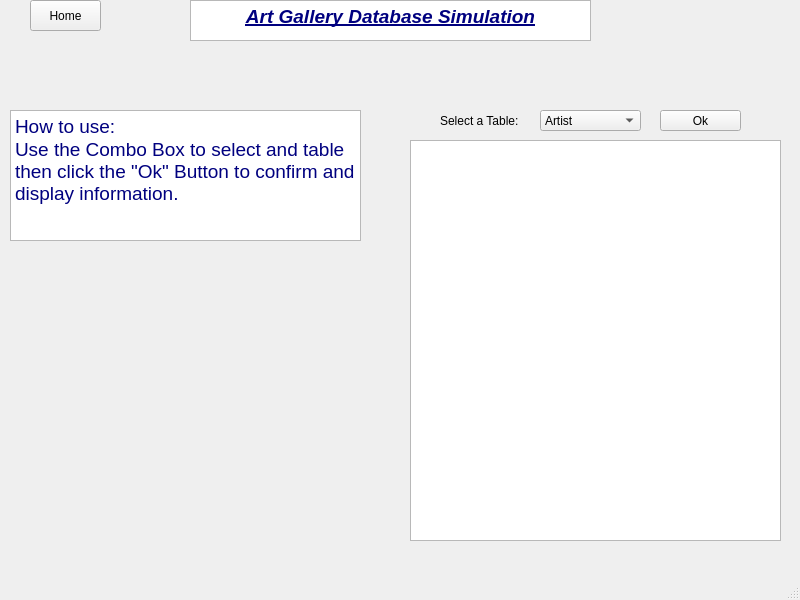
Old version of the form art_gallery.ui in the repository ChristopherMillones/CPSC332.
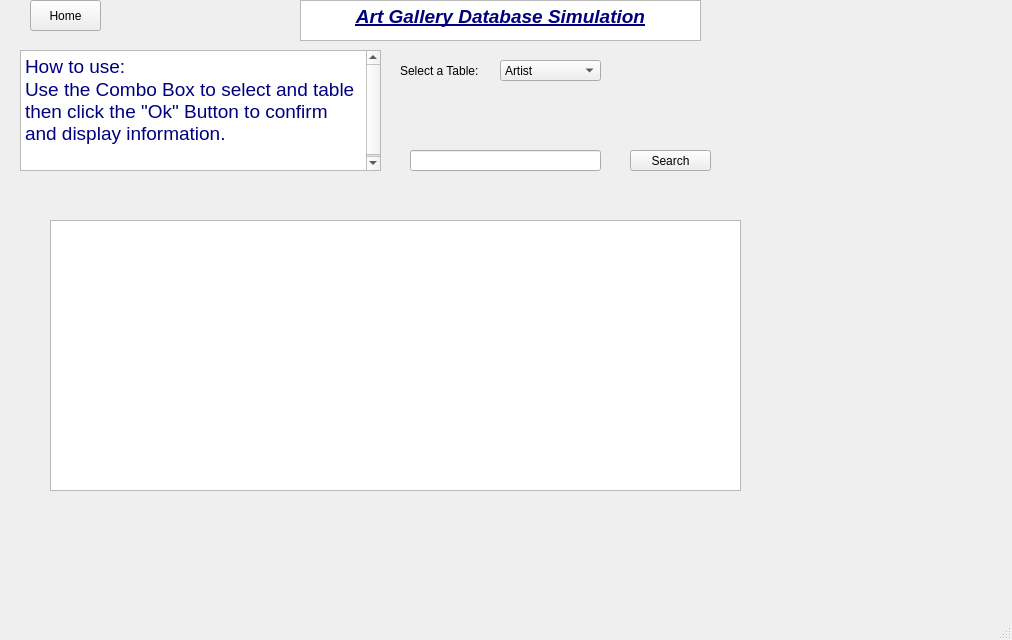
New version of the form. The open tabs and pages were chosen to show the change.

What changed in the file:
```diff
--- a/art_gallery.ui
+++ b/art_gallery.ui
@@ -6,8 +6,8 @@
    <rect>
     <x>0</x>
     <y>0</y>
-    <width>800</width>
-    <height>600</height>
+    <width>1012</width>
+    <height>640</height>
    </rect>
   </property>
   <property name="windowTitle">
@@ -19,8 +19,8 @@
      <rect>
       <x>10</x>
       <y>40</y>
-      <width>781</width>
-      <height>511</height>
+      <width>981</width>
+      <height>541</height>
      </rect>
     </property>
     <property name="currentIndex">
@@ -137,10 +137,107 @@
      <widget class="QTableWidget" name="table_widget_1">
       <property name="geometry">
        <rect>
-        <x>400</x>
+        <x>360</x>
         <y>100</y>
-        <width>371</width>
-        <height>401</height>
+        <width>621</width>
+        <height>391</height>
+       </rect>
+      </property>
+     </widget>
+    </widget>
+    <widget class="QWidget" name="select_record">
+     <widget class="QTextBrowser" name="textBrowser_4">
+      <property name="geometry">
+       <rect>
+        <x>10</x>
+        <y>10</y>
+        <width>361</width>
+        <height>121</height>
+       </rect>
+      </property>
+      <property name="html">
+       <string>&lt;!DOCTYPE HTML PUBLIC &quot;-//W3C//DTD HTML 4.0//EN&quot; &quot;http://www.w3.org/TR/REC-html40/strict.dtd&quot;&gt;
+&lt;html&gt;&lt;head&gt;&lt;meta name=&quot;qrichtext&quot; content=&quot;1&quot; /&gt;&lt;style type=&quot;text/css&quot;&gt;
+p, li { white-space: pre-wrap; }
+&lt;/style&gt;&lt;/head&gt;&lt;body style=&quot; font-family:'MS Shell Dlg 2'; font-size:8.25pt; font-weight:400; font-style:normal;&quot;&gt;
+&lt;p style=&quot; margin-top:0px; margin-bottom:0px; margin-left:0px; margin-right:0px; -qt-block-indent:0; text-indent:0px;&quot;&gt;&lt;span style=&quot; font-size:14pt; color:#00007f;&quot;&gt;How to use:&lt;/span&gt;&lt;/p&gt;
+&lt;p style=&quot; margin-top:0px; margin-bottom:0px; margin-left:0px; margin-right:0px; -qt-block-indent:0; text-indent:0px;&quot;&gt;&lt;span style=&quot; font-size:14pt; color:#00007f;&quot;&gt;Use the Combo Box to select and table then click the &amp;quot;Ok&amp;quot; Button to confirm and display information.&lt;/span&gt;&lt;/p&gt;
+&lt;p style=&quot;-qt-paragraph-type:empty; margin-top:0px; margin-bottom:0px; margin-left:0px; margin-right:0px; -qt-block-indent:0; text-indent:0px; font-size:14pt; color:#00007f;&quot;&gt;&lt;br /&gt;&lt;/p&gt;&lt;/body&gt;&lt;/html&gt;</string>
+      </property>
+     </widget>
+     <widget class="QComboBox" name="table_select_2">
+      <property name="geometry">
+       <rect>
+        <x>490</x>
+        <y>20</y>
+        <width>101</width>
+        <height>21</height>
+       </rect>
+      </property>
+      <item>
+       <property name="text">
+        <string>Artist</string>
+       </property>
+      </item>
+      <item>
+       <property name="text">
+        <string>Art Shows</string>
+       </property>
+      </item>
+      <item>
+       <property name="text">
+        <string>Art Work</string>
+       </property>
+      </item>
+      <item>
+       <property name="text">
+        <string>Customer</string>
+       </property>
+      </item>
+     </widget>
+     <widget class="QLabel" name="label_2">
+      <property name="geometry">
+       <rect>
+        <x>390</x>
+        <y>20</y>
+        <width>81</width>
+        <height>21</height>
+       </rect>
+      </property>
+      <property name="text">
+       <string>Select a Table:</string>
+      </property>
+     </widget>
+     <widget class="QPushButton" name="ok_bttn_2">
+      <property name="geometry">
+       <rect>
+        <x>620</x>
+        <y>110</y>
+        <width>81</width>
+        <height>21</height>
+       </rect>
+      </property>
+      <property name="text">
+       <string>Search</string>
+      </property>
+     </widget>
+     <widget class="QTableWidget" name="table_widget_2">
+      <property name="geometry">
+       <rect>
+        <x>40</x>
+        <y>180</y>
+        <width>691</width>
+        <height>271</height>
+       </rect>
+      </property>
+     </widget>
+     <widget class="QLineEdit" name="lineEdit">
+      <property name="geometry">
+       <rect>
+        <x>400</x>
+        <y>110</y>
+        <width>191</width>
+        <height>21</height>
        </rect>
       </property>
      </widget>
@@ -149,7 +246,7 @@
    <widget class="QTextBrowser" name="textBrowser_2">
     <property name="geometry">
      <rect>
-      <x>190</x>
+      <x>300</x>
       <y>0</y>
       <width>401</width>
       <height>41</height>
```
Left out of the diff: 17 changed lines with no effect on the pictures.
